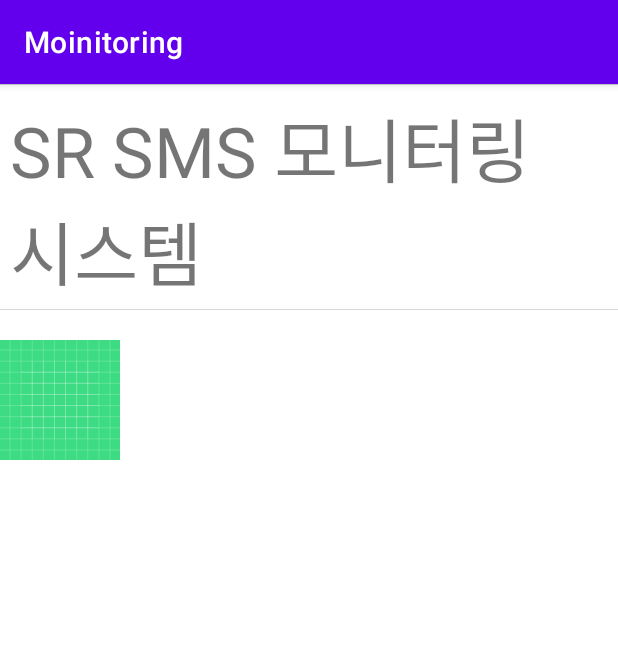
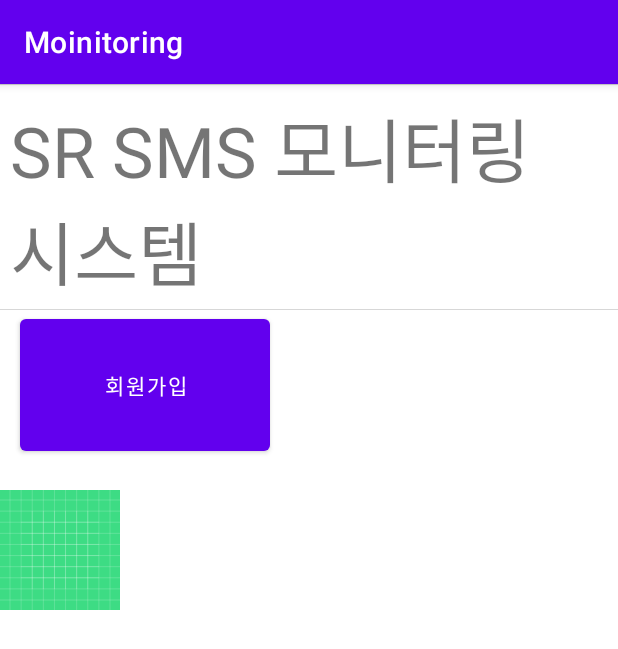
Before and after one commit to Young-Jang/Moinitoring_AOS, an Android app: the screen it shows after launch (MainActivity), on a phone screen of 412 x 824 dp. Shown: the top 649 px of the screen. Run offline under Robolectric (Android 15) with nearby library versions, the phone set to English and light mode, and no system bars.

Commit message:
회원가입 데이터 전달 및 비밀번호 암호화

```diff
--- a/app/src/main/AndroidManifest.xml
+++ b/app/src/main/AndroidManifest.xml
@@ -15,9 +15,6 @@
         android:usesCleartextTraffic="true">
         <activity android:name=".RegisterActivity"></activity>
         <activity android:name=".LoginActivity" />
-        <activity
-            android:name=".ui.login.LoginActivity"
-            android:label="@string/title_activity_login" />
         <activity android:name=".MainActivity">
             <intent-filter>
                 <action android:name="android.intent.action.MAIN" />
--- a/app/src/main/java/com/example/moinitoring/MainActivity.java
+++ b/app/src/main/java/com/example/moinitoring/MainActivity.java
@@ -33,7 +33,7 @@ public class MainActivity extends AppCompatActivity {
     private static final String TAG = "MainActivity";
     private static final String SETTINGS_PLAYER_JSON = "settings_item_json";
     static Boolean imsi = false;
-    Button resetButton;
+    Button resetButton, registerButton;
     ListView listView;
     SMSAdapter myAdapter;
 
@@ -46,6 +46,7 @@ public class MainActivity extends AppCompatActivity {
         Log.d(TAG,"start");
         SMSDataList = new ArrayList<SMSData>();
         resetButton = (Button)findViewById(R.id.button);
+        registerButton = (Button)findViewById(R.id.register);
 
         resetButton.setOnClickListener(new View.OnClickListener() {
             @Override
@@ -53,6 +54,16 @@ public class MainActivity extends AppCompatActivity {
                 resetPreferences(getApplicationContext(),SETTINGS_PLAYER_JSON);
                 getStringArrayPref(getApplicationContext(),SETTINGS_PLAYER_JSON);
                 SMSDataList.clear();
+            }
+        });
+
+        registerButton.setOnClickListener(new View.OnClickListener() {
+            @Override
+            public void onClick(View v) {
+                Log.d("move activity","to RegisterAc");
+                Intent intent = new Intent(getApplicationContext(),RegisterActivity.class);
+                startActivity(intent);
+                Log.d("move activity","to RegisterAc success");
             }
         });
 
--- a/app/src/main/res/layout/activity_main.xml
+++ b/app/src/main/res/layout/activity_main.xml
@@ -29,6 +29,13 @@
             android:layout_marginLeft="20px"
             android:text = "리셋"/>
     </LinearLayout>
+    <Button
+        android:id = "@+id/register"
+        android:layout_width="250px"
+        android:layout_height="150px"
+        tools:ignore="MissingConstraints"
+        android:layout_marginLeft="20px"
+        android:text = "회원가입"/>
 
     <ListView
         android:id="@+id/listViewWarning"
```
Also changed, not shown: app/src/main/java/com/example/moinitoring/RegisterActivity.java (+15 -1 lines).
